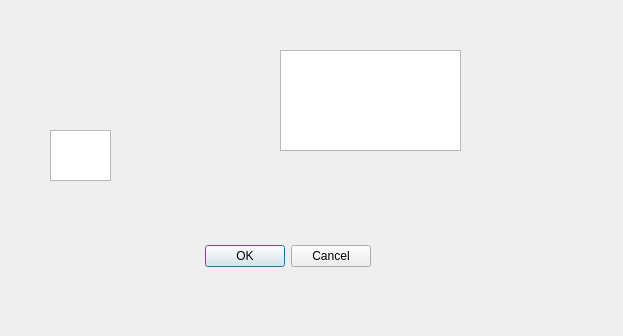
marcelomolas/wqi_calculator, file wqi_plugin_dialog_base.ui: the form before one commit.
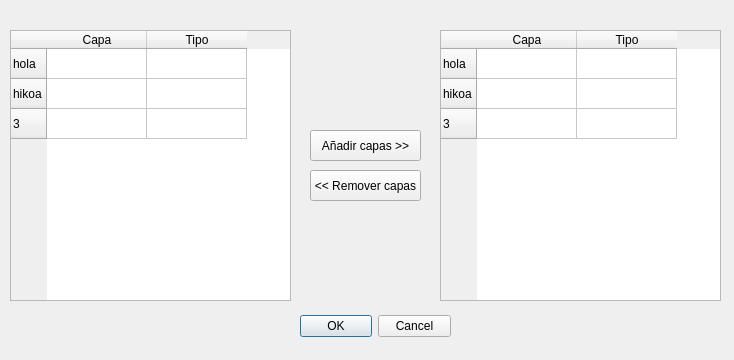
The form after the commit.

Commit message: cambios en el ui

The edit to the form file:
```diff
--- a/wqi_plugin_dialog_base.ui
+++ b/wqi_plugin_dialog_base.ui
@@ -6,8 +6,8 @@
    <rect>
     <x>0</x>
     <y>0</y>
-    <width>623</width>
-    <height>336</height>
+    <width>734</width>
+    <height>360</height>
    </rect>
   </property>
   <property name="windowTitle">
@@ -16,9 +16,9 @@
   <widget class="QDialogButtonBox" name="button_box">
    <property name="geometry">
     <rect>
-     <x>30</x>
-     <y>240</y>
-     <width>341</width>
+     <x>300</x>
+     <y>310</y>
+     <width>151</width>
      <height>32</height>
     </rect>
    </property>
@@ -29,24 +29,100 @@
     <set>QDialogButtonBox::Cancel|QDialogButtonBox::Ok</set>
    </property>
   </widget>
-  <widget class="QListView" name="listView">
+  <widget class="QTableWidget" name="tableWidget_2">
    <property name="geometry">
     <rect>
-     <x>280</x>
-     <y>50</y>
-     <width>181</width>
-     <height>101</height>
+     <x>440</x>
+     <y>30</y>
+     <width>281</width>
+     <height>271</height>
     </rect>
    </property>
+   <row>
+    <property name="text">
+     <string>hola</string>
+    </property>
+   </row>
+   <row>
+    <property name="text">
+     <string>hikoa</string>
+    </property>
+   </row>
+   <row>
+    <property name="text">
+     <string>3</string>
+    </property>
+   </row>
+   <column>
+    <property name="text">
+     <string>Capa</string>
+    </property>
+   </column>
+   <column>
+    <property name="text">
+     <string>Tipo</string>
+    </property>
+   </column>
   </widget>
-  <widget class="QUndoView" name="undoView">
+  <widget class="QTableWidget" name="tableWidget_3">
    <property name="geometry">
     <rect>
-     <x>50</x>
+     <x>10</x>
+     <y>30</y>
+     <width>281</width>
+     <height>271</height>
+    </rect>
+   </property>
+   <row>
+    <property name="text">
+     <string>hola</string>
+    </property>
+   </row>
+   <row>
+    <property name="text">
+     <string>hikoa</string>
+    </property>
+   </row>
+   <row>
+    <property name="text">
+     <string>3</string>
+    </property>
+   </row>
+   <column>
+    <property name="text">
+     <string>Capa</string>
+    </property>
+   </column>
+   <column>
+    <property name="text">
+     <string>Tipo</string>
+    </property>
+   </column>
+  </widget>
+  <widget class="QToolButton" name="toolButton">
+   <property name="geometry">
+    <rect>
+     <x>310</x>
      <y>130</y>
-     <width>61</width>
-     <height>51</height>
+     <width>111</width>
+     <height>31</height>
     </rect>
+   </property>
+   <property name="text">
+    <string>Añadir capas &gt;&gt;</string>
+   </property>
+  </widget>
+  <widget class="QToolButton" name="toolButton_2">
+   <property name="geometry">
+    <rect>
+     <x>310</x>
+     <y>170</y>
+     <width>111</width>
+     <height>31</height>
+    </rect>
+   </property>
+   <property name="text">
+    <string>&lt;&lt; Remover capas</string>
    </property>
   </widget>
  </widget>
```
